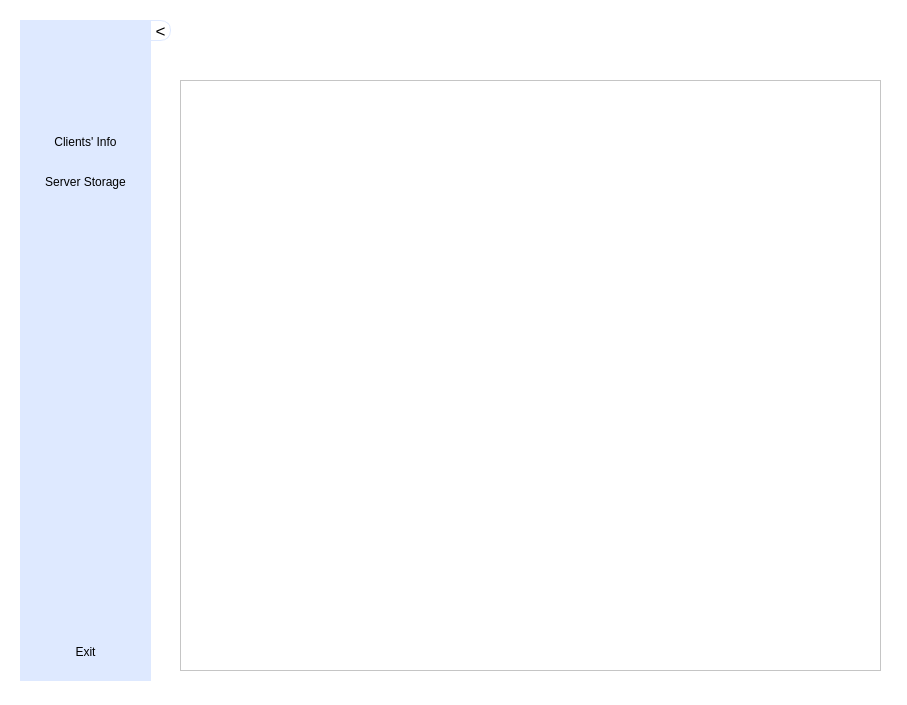
thuytranj/Course_Socket_Programming-main, file server.ui: the form before one commit.
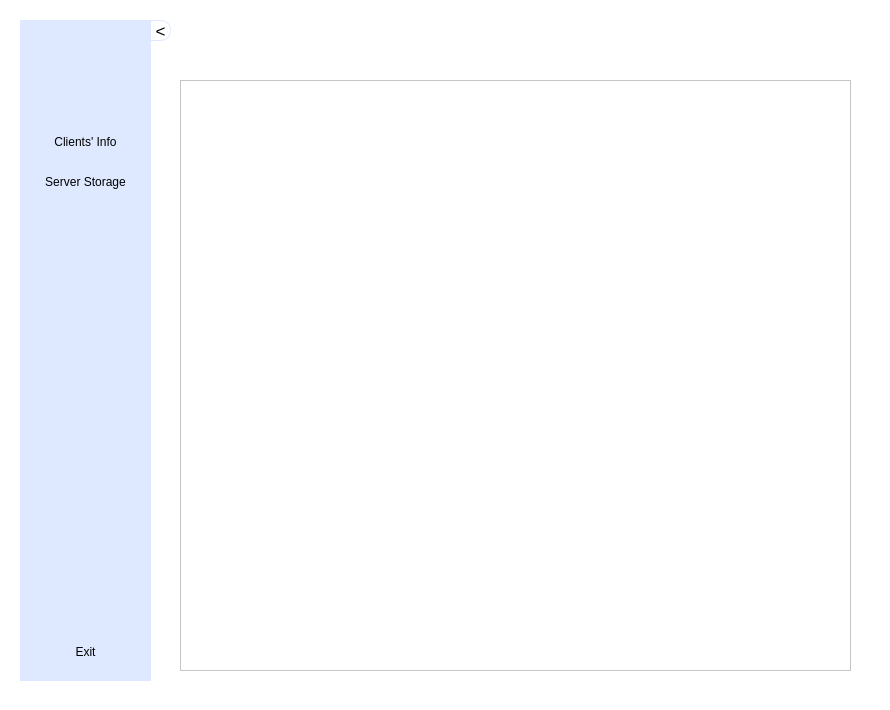
The form after the commit. Icons and pictures are not drawn.

The edit to the form file:
```diff
--- a/server.ui
+++ b/server.ui
@@ -6,8 +6,8 @@
    <rect>
     <x>0</x>
     <y>0</y>
-    <width>907</width>
-    <height>705</height>
+    <width>890</width>
+    <height>710</height>
    </rect>
   </property>
   <property name="windowTitle">
@@ -21,8 +21,8 @@
     <rect>
      <x>0</x>
      <y>0</y>
-     <width>931</width>
-     <height>711</height>
+     <width>890</width>
+     <height>710</height>
     </rect>
    </property>
    <property name="styleSheet">
@@ -34,7 +34,7 @@
       <x>20</x>
       <y>20</y>
       <width>61</width>
-      <height>601</height>
+      <height>661</height>
      </rect>
     </property>
     <property name="styleSheet">
@@ -44,7 +44,7 @@
      <property name="geometry">
       <rect>
        <x>10</x>
-       <y>70</y>
+       <y>110</y>
        <width>41</width>
        <height>23</height>
       </rect>
@@ -82,7 +82,7 @@
      <property name="geometry">
       <rect>
        <x>10</x>
-       <y>110</y>
+       <y>150</y>
        <width>41</width>
        <height>23</height>
       </rect>
@@ -120,7 +120,7 @@
      <property name="geometry">
       <rect>
        <x>10</x>
-       <y>570</y>
+       <y>620</y>
        <width>41</width>
        <height>23</height>
       </rect>
@@ -416,7 +416,7 @@
      <rect>
       <x>210</x>
       <y>80</y>
-      <width>641</width>
+      <width>631</width>
       <height>591</height>
      </rect>
     </property>
@@ -426,7 +426,7 @@
      <rect>
       <x>180</x>
       <y>80</y>
-      <width>701</width>
+      <width>671</width>
       <height>591</height>
      </rect>
     </property>
```
Left out of the diff: 321 changed lines with no effect on the pictures.
